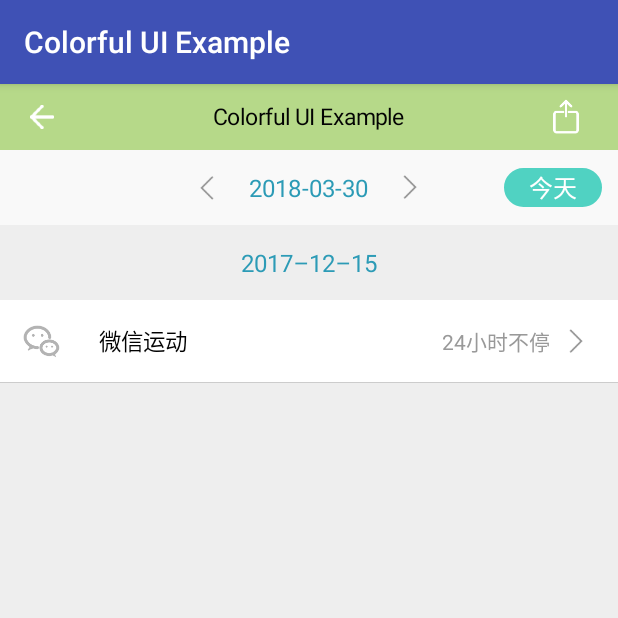
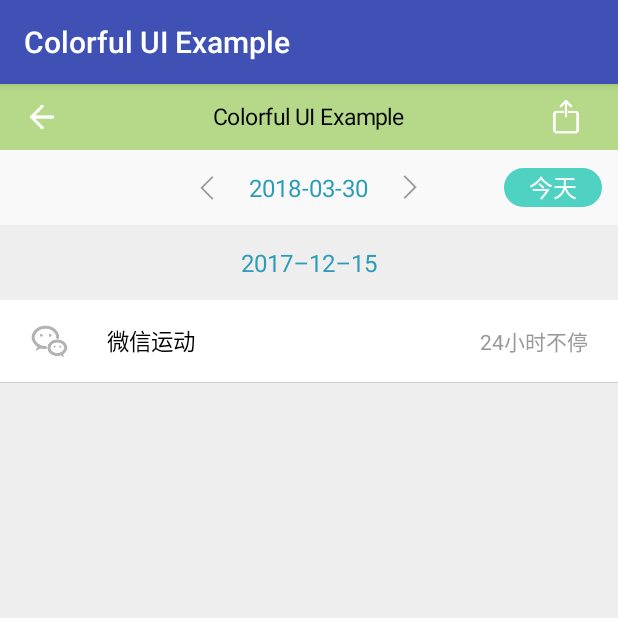
Before and after one commit to jxr202/colorful-ui, an Android app: the screen it shows after launch (MainActivity), on a phone screen of 412 x 824 dp, the top half of it. Run offline under Robolectric (Android 15) with nearby library versions, the phone set to English and light mode, and no system bars.

Commit message:
【Jiang】：修复一个无箭头时文字左偏的BUG

```diff
--- a/colorful-ui-example/src/main/res/layout/activity_main.xml
+++ b/colorful-ui-example/src/main/res/layout/activity_main.xml
@@ -1,11 +1,10 @@
 <?xml version="1.0" encoding="utf-8"?>
-<LinearLayout
-    xmlns:android="http://schemas.android.com/apk/res/android"
+<LinearLayout xmlns:android="http://schemas.android.com/apk/res/android"
     xmlns:jxr202="http://schemas.android.com/apk/res-auto"
     android:layout_width="match_parent"
     android:layout_height="match_parent"
     android:background="#eeeeee"
-    android:orientation="vertical" >
+    android:orientation="vertical">
 
     <com.jxr202.colorful_ui.TitleBar
         android:id="@+id/title_bar"
@@ -31,35 +30,36 @@
         jxr202:mRightViewSrc="@drawable/date_right"
         jxr202:mTitleViewId="@+id/date_title"
         jxr202:mTitleViewText="@string/date_title"
+        jxr202:mTitleViewTextColor="#2C9BB6"
         jxr202:mTitleViewTextSize="16dp"
-        jxr202:mTitleViewTextColor="#2C9BB6"
+        jxr202:mTodayText="@string/date_today"
         jxr202:mTodayTextBackground="#50D2C2"
-        jxr202:mTodayText="@string/date_today"
-        jxr202:mTodayTextSize="16dp"
-        jxr202:mTodayTextColor="#ffffff"/>
+        jxr202:mTodayTextColor="#ffffff"
+        jxr202:mTodayTextSize="16dp" />
 
     <TextView
         android:id="@+id/tv_date"
         android:layout_width="match_parent"
         android:layout_height="50dp"
         android:gravity="center"
+        android:text="@string/date_title"
         android:textColor="#2C9BB6"
-        android:textSize="16sp"
-        android:text="@string/date_title"/>
+        android:textSize="16sp" />
 
     <com.jxr202.colorful_ui.ItemView
         android:id="@+id/itemView"
         android:layout_width="match_parent"
         android:layout_height="55dp"
         android:background="#ffffff"
+        jxr202:mBottomLineColor="#cccccc"
         jxr202:mLeftImage="@mipmap/we_chat_sport_logo"
         jxr202:mLeftTitleText="微信运动"
+        jxr202:mLeftTitleTextColor="#010101"
         jxr202:mLeftTitleTextSize="15sp"
-        jxr202:mLeftTitleTextColor="#010101"
+        jxr202:mRightImage="@drawable/ic_item_more"
+        jxr202:mRightImageVisibility="gone"
         jxr202:mRightText="24小时不停"
-        jxr202:mRightTextSize="14sp"
         jxr202:mRightTextColor="#999999"
-        jxr202:mRightImage="@drawable/ic_item_more"
-        jxr202:mBottomLineColor="#cccccc"/>
+        jxr202:mRightTextSize="14sp" />
 
-</LinearLayout >
+</LinearLayout>
--- a/colorful-ui/src/main/java/com/jxr202/colorful_ui/ItemView.java
+++ b/colorful-ui/src/main/java/com/jxr202/colorful_ui/ItemView.java
@@ -90,7 +90,7 @@ public class ItemView extends RelativeLayout {
         LayoutParams bottomLineParams = new LayoutParams(ViewGroup.LayoutParams.MATCH_PARENT, 1);
 
         leftIconParams.addRule(CENTER_VERTICAL);
-        leftIconParams.setMarginStart(dp2px(10));
+        leftIconParams.setMarginStart(dp2px(15));
 
         leftTitleParams.addRule(CENTER_VERTICAL);
         leftTitleParams.addRule(END_OF, mLeftIconId);
@@ -105,8 +105,8 @@ public class ItemView extends RelativeLayout {
         if (mRightIconVisibility == VISIBLE) {
             rightTextParams.addRule(START_OF, mRightIconId);
         } else {
-            rightIconParams.addRule(ALIGN_PARENT_END);
-            rightIconParams.setMarginEnd(dp2px(15));
+            rightTextParams.addRule(ALIGN_PARENT_END);
+            rightTextParams.setMarginEnd(dp2px(20));
         }
 
         bottomLineParams.addRule(ALIGN_PARENT_BOTTOM);
```
